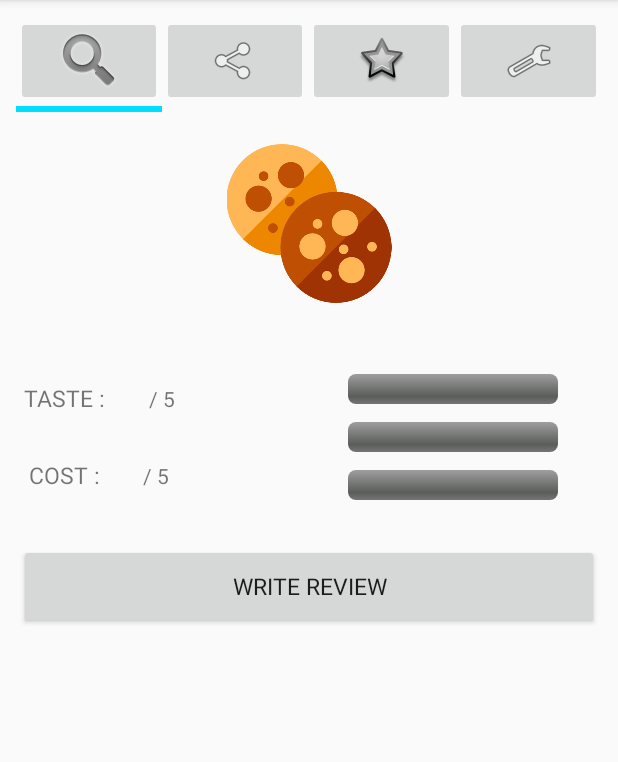
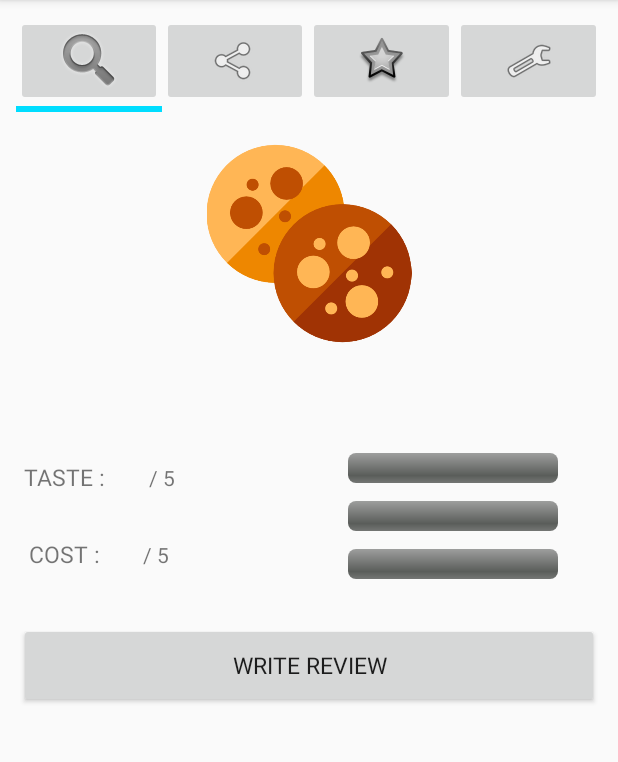
Before and after one commit to pencaty/SNACKKING, an Android app: the Snack_Info screen opened directly, with no data from a screen before it, on a phone screen of 412 x 824 dp, the part 84-846 px from its top. Run offline under Robolectric (Android 15) with nearby library versions, the phone set to English and light mode, and no system bars; 35 statements that could not run were skipped.

Commit message:
Update activity_snack_info.xml
Change minor features

```diff
--- a/app/src/main/res/layout/activity_snack_info.xml
+++ b/app/src/main/res/layout/activity_snack_info.xml
@@ -75,7 +75,7 @@
     <ImageView
         android:layout_width="match_parent"
         android:layout_height="0dp"
-        android:layout_weight="24"
+        android:layout_weight="30"
         android:src="@drawable/cookies"
         android:layout_marginBottom="5dp"/>
 
@@ -90,9 +90,15 @@
             android:layout_height="wrap_content"
             android:padding="5dp"
             android:fontFamily="@font/my_font_family"
-            android:textSize="15dp">
+            android:textSize="18dp">
         </TextView>
 
+    </LinearLayout>
+
+    <LinearLayout
+        android:layout_width="wrap_content"
+        android:layout_height="wrap_content"
+        android:layout_weight="5">
     </LinearLayout>
 
     <LinearLayout
```
